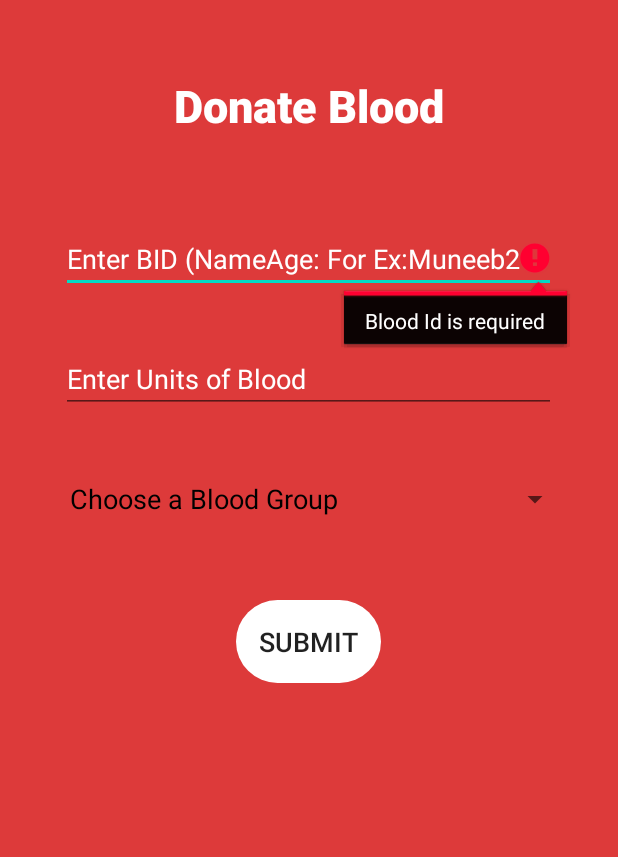
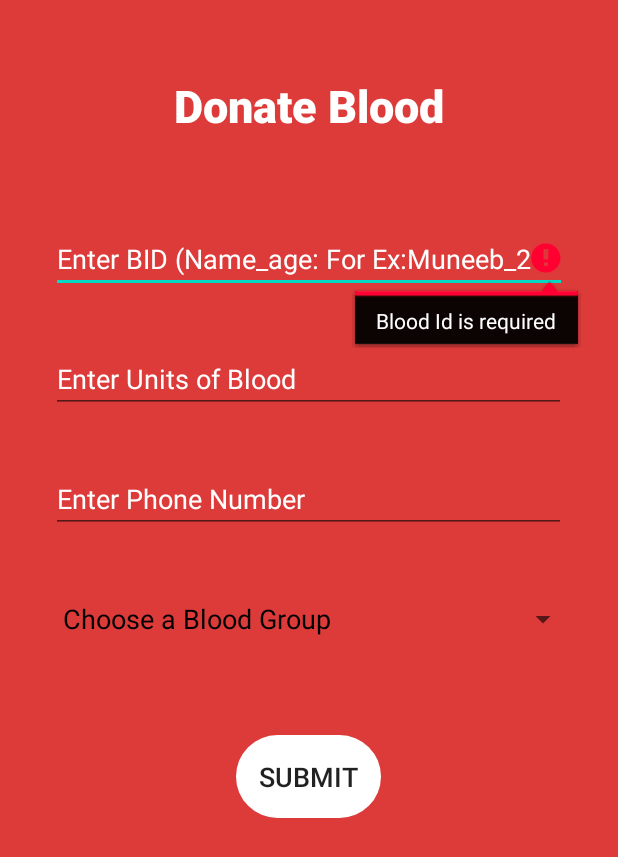
Before and after one commit to Ashutosh2209/blood-bank-app, an Android app: the DonateBlood screen opened directly, with no data from a screen before it, after a tap on "SUBMIT", on a phone screen of 412 x 824 dp. Shown: the top 857 px of the screen. Run offline under Robolectric (Android 15) with nearby library versions, the phone set to English and light mode, and no system bars; our stand-ins replace Firebase (no records; nobody signed in at launch, a user with empty details on screens opened directly).

Commit message:
100% Completed... With search option and some design changes

```diff
--- a/app/src/main/java/com/codewithashu/bloodbankandroidapp/DonateBlood.java
+++ b/app/src/main/java/com/codewithashu/bloodbankandroidapp/DonateBlood.java
@@ -21,7 +21,7 @@ import com.google.firebase.firestore.FirebaseFirestore;
 
 public class DonateBlood extends AppCompatActivity {
 
-    EditText Bloodid, Bloodunits;
+    EditText Bloodid, Bloodunits, Phone_No;
     Spinner BloodGroup;
     Button Donate;
     ProgressBar progressBar;
@@ -35,7 +35,7 @@ public class DonateBlood extends AppCompatActivity {
 
         Bloodid = (EditText) findViewById(R.id.bid);
         Bloodunits = (EditText) findViewById(R.id.units);
-
+        Phone_No = (EditText)findViewById(R.id.phone);
         BloodGroup = (Spinner) findViewById(R.id.bldgrp);
         progressBar = findViewById(R.id.progressBar);
         fStore = FirebaseFirestore.getInstance();
@@ -47,8 +47,9 @@ public class DonateBlood extends AppCompatActivity {
                 String blood_ID = Bloodid.getText().toString().trim();
                 String blood_Units = Bloodunits.getText().toString();
                 String blood_Group = BloodGroup.getSelectedItem().toString();
+                String phone_No = Phone_No.getText().toString();
 
-                if (!validateInputs(blood_ID, blood_Units, blood_Group)) {
+                if (!validateInputs(blood_ID, blood_Units, blood_Group, phone_No)) {
 
                     CollectionReference dbDonate = fStore.collection("Donate Blood");
 
@@ -56,7 +57,8 @@ public class DonateBlood extends AppCompatActivity {
 
                             blood_ID,
                             blood_Units,
-                            blood_Group
+                            blood_Group,
+                            phone_No
                     );
 
 
@@ -80,7 +82,7 @@ public class DonateBlood extends AppCompatActivity {
         });
     }
 
-    public boolean validateInputs(String blood_ID, String blood_Units, String blood_Group) {
+    public boolean validateInputs(String blood_ID, String blood_Units, String blood_Group, String phone_No) {
         if (blood_ID.isEmpty()) {
             Bloodid.setError("Blood Id is required");
             Bloodid.requestFocus();
@@ -89,6 +91,10 @@ public class DonateBlood extends AppCompatActivity {
         if (blood_Units.isEmpty()) {
             Bloodunits.setError("Blood Units is required");
             Bloodunits.requestFocus();
+            return true;
+        }if (phone_No.equals("")) {
+            Phone_No.setError("Phone Number is required");
+            Phone_No.requestFocus();
             return true;
         }
         if (blood_Group.equals("Choose a Blood Group")){
--- a/app/src/main/java/com/codewithashu/bloodbankandroidapp/Login.java
+++ b/app/src/main/java/com/codewithashu/bloodbankandroidapp/Login.java
@@ -47,7 +47,8 @@ public class Login extends AppCompatActivity {
             @Override
             public void onClick(View v) {
                 loginUserAccount();
-                startActivity(new Intent(getApplicationContext(), Dashboard.class));
+                progressBar.setVisibility(View.VISIBLE);
+//                startActivity(new Intent(getApplicationContext(), Dashboard.class));
             }
         });
     }
--- a/app/src/main/res/drawable/dialog_rounded.xml
+++ b/app/src/main/res/drawable/dialog_rounded.xml
@@ -1,7 +1,7 @@
 <?xml version="1.0" encoding="utf-8"?>
 <shape xmlns:android="http://schemas.android.com/apk/res/android">
     <corners android:radius="25dp" />
-    <solid android:color="#fff" />
-    <stroke android:width="1dp"
-        android:color="#DD3A3A"/>
+    <solid android:color="#DD3A3A" />
+    <stroke android:width="2dp"
+        android:color="#000"/>
 </shape>
--- a/app/src/main/res/layout/activity_donate_blood.xml
+++ b/app/src/main/res/layout/activity_donate_blood.xml
@@ -19,12 +19,12 @@
 
     <EditText
         android:id="@+id/bid"
-        android:layout_width="330dp"
+        android:layout_width="344dp"
         android:layout_height="wrap_content"
         android:layout_gravity="center_horizontal"
         android:layout_marginTop="150dp"
         android:ems="10"
-        android:hint="Enter BID (NameAge: For Ex:Muneeb21) "
+        android:hint="Enter BID (Name_age: For Ex:Muneeb_21) "
         android:inputType="textPersonName"
         android:textColor="#FFFFFF"
         android:textColorHint="#FFFFFF" />
@@ -32,7 +32,7 @@
 
     <EditText
         android:id="@+id/units"
-        android:layout_width="330dp"
+        android:layout_width="343dp"
         android:layout_height="wrap_content"
         android:layout_gravity="center_horizontal"
         android:layout_marginTop="230dp"
@@ -42,13 +42,24 @@
         android:textColor="#FFFFFF"
         android:textColorHint="#FFFFFF" />
 
+    <EditText
+        android:id="@+id/phone"
+        android:layout_width="343dp"
+        android:layout_height="wrap_content"
+        android:layout_gravity="center_horizontal"
+        android:layout_marginTop="310dp"
+        android:ems="10"
+        android:hint="Enter Phone Number"
+        android:inputType="textPersonName"
+        android:textColor="#FFFFFF"
+        android:textColorHint="#FFFFFF" />
 
     <Spinner
         android:id="@+id/bldgrp"
-        android:layout_width="350dp"
+        android:layout_width="360dp"
         android:layout_height="45dp"
         android:layout_gravity="center_horizontal"
-        android:layout_marginTop="310dp"
+        android:layout_marginTop="390dp"
         android:prompt="@array/bloodGroup_arrays"
         android:entries="@array/bloodGroup_arrays"
         android:theme="@style/mySpinnerItemStyle" />
@@ -58,7 +69,7 @@
         android:layout_width="wrap_content"
         android:layout_height="wrap_content"
         android:layout_gravity="center_horizontal"
-        android:layout_marginTop="400dp"
+        android:layout_marginTop="490dp"
         android:background="@drawable/rounded_corner"
         android:padding="15dp"
         android:text="Submit"
@@ -70,7 +81,7 @@
         android:layout_width="wrap_content"
         android:layout_height="wrap_content"
         android:layout_marginLeft="180dp"
-        android:layout_marginTop="480dp"
+        android:layout_marginTop="570dp"
         android:visibility="invisible" />
 
 
--- a/app/src/main/res/layout/activity_sign_up.xml
+++ b/app/src/main/res/layout/activity_sign_up.xml
@@ -13,6 +13,7 @@
         android:layout_height="106dp"
         android:layout_gravity="left|center_vertical"
         android:layout_marginTop="200dp"
+        android:layout_marginLeft="10dp"
         android:src="@drawable/loginbg_new" />
 
     <TextView
@@ -96,6 +97,9 @@
         android:layout_gravity="center_horizontal"
         android:layout_marginTop="475dp"
         android:text="Already have an account? Login Here"
+        android:clickable="true"
+        android:focusable="true"
+        android:background="?android:selectableItemBackground"
         android:textColor="#FFFFFF"
         android:textSize="18sp" />
 
--- a/app/src/main/res/values/strings.xml
+++ b/app/src/main/res/values/strings.xml
@@ -1,6 +1,7 @@
 <resources>
     <string name="app_name">Blood Bank </string>
     <string name="bloodGroup">Choose a Blood Group</string>
+    <string name="search_color">Search by Blood Group</string>
 
     <string-array name="bloodGroup_arrays">
         <item>Choose a Blood Group</item>
--- a/app/src/main/res/values/styles.xml
+++ b/app/src/main/res/values/styles.xml
@@ -1,9 +1,9 @@
 <resources>
 
     <!-- Base application theme. -->
-    <style name="AppTheme" parent="Theme.AppCompat.Light.NoActionBar">
+    <style name="AppTheme" parent="Theme.AppCompat.Light">
         <!-- Customize your theme here. -->
-        <item name="colorPrimary">@color/colorPrimary</item>
+        <item name="colorPrimary">#DD3A3A</item>
         <item name="colorPrimaryDark">@color/colorPrimaryDark</item>
         <item name="colorAccent">@color/colorAccent</item>
     </style>
@@ -14,5 +14,9 @@
         <item name="android:textSize">18sp</item>
     </style>
 
+    <style name="AppTheme.NoActionBar">
+        <item name="windowActionBar">false</item>
+        <item name="windowNoTitle">true</item>
+    </style>
 
 </resources>
```
Also changed, not shown: app/src/main/AndroidManifest.xml (+13 -10 lines), app/src/main/java/com/codewithashu/bloodbankandroidapp/AvailableBlood.java (+49 -0 lines), app/src/main/java/com/codewithashu/bloodbankandroidapp/model.java (+9 -1 lines), app/src/main/java/com/codewithashu/bloodbankandroidapp/modelDonate.java (+6 -2 lines), app/src/main/java/com/codewithashu/bloodbankandroidapp/myadapterAB.java (+8 -2 lines), app/src/main/res/drawable/ic_search.xml (added, +10 -0 lines), app/src/main/res/layout/activity_login.xml (+23 -10 lines), app/src/main/res/layout/avaialbleblood_item.xml (+30 -2 lines), app/src/main/res/layout/dialogcontent.xml (+17 -9 lines), app/src/main/res/menu/search_availableblood.xml (added, +10 -0 lines), app/src/main/res/mipmap-xxxhdpi/blood_bank_icon.png (added).
